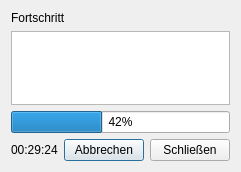
The window that bkggeocoder/ui/progress.ui (de-bkg/qgis-geocoder) describes before a commit, drawn with Qt 5.
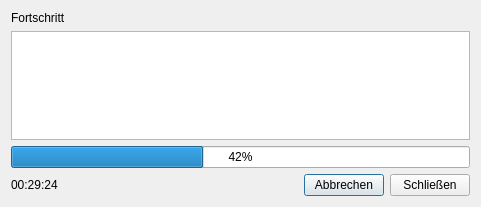
The same window after the commit.

Commit message: connected buttons with dialogs

The edit to the form file:
```diff
--- a/bkggeocoder/ui/progress.ui
+++ b/bkggeocoder/ui/progress.ui
@@ -6,8 +6,8 @@
    <rect>
     <x>0</x>
     <y>0</y>
-    <width>241</width>
-    <height>172</height>
+    <width>481</width>
+    <height>207</height>
    </rect>
   </property>
   <property name="windowTitle">
```
Left out of the diff: 2 changed lines with no effect on the pictures. The commit also changes 3 other files.
